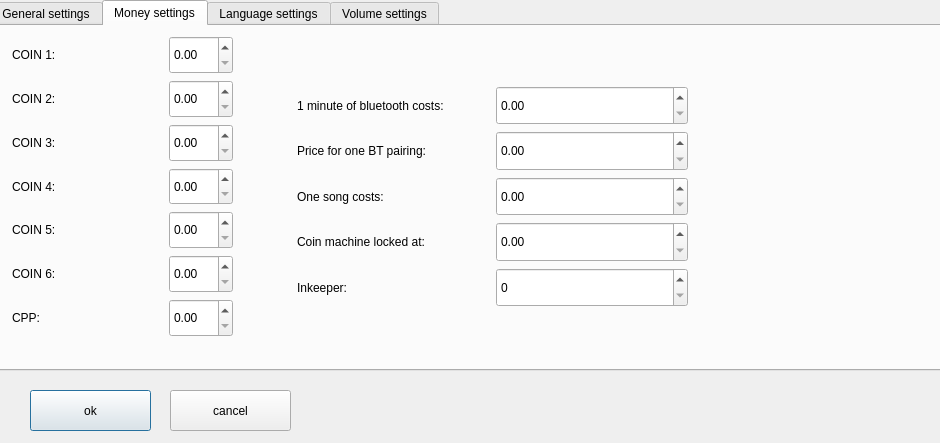
This is blue-app/ui/ui-design/Settings.ui in matus-u/sz-bluetooth as Qt 5 draws it before an edit. The edited form follows.
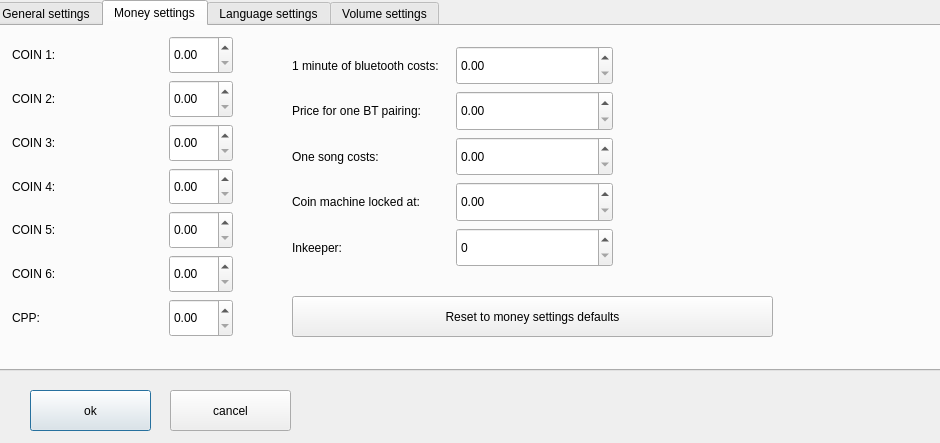
This is the edited form. The open tabs and pages were chosen to show the change.

Commit message: implement reset button

```diff
--- a/blue-app/ui/ui-design/Settings.ui
+++ b/blue-app/ui/ui-design/Settings.ui
@@ -453,9 +453,9 @@
     <widget class="QWidget" name="layoutWidget">
      <property name="geometry">
       <rect>
-       <x>305</x>
-       <y>60</y>
-       <width>391</width>
+       <x>300</x>
+       <y>20</y>
+       <width>321</width>
        <height>221</height>
       </rect>
      </property>
@@ -571,6 +571,19 @@
       </item>
      </layout>
     </widget>
+    <widget class="QPushButton" name="resetMoneyButton">
+     <property name="geometry">
+      <rect>
+       <x>300</x>
+       <y>270</y>
+       <width>481</width>
+       <height>41</height>
+      </rect>
+     </property>
+     <property name="text">
+      <string>Reset to money settings defaults</string>
+     </property>
+    </widget>
    </widget>
    <widget class="QWidget" name="tab_3">
     <attribute name="title">
```
The commit also changes 9 other files.
